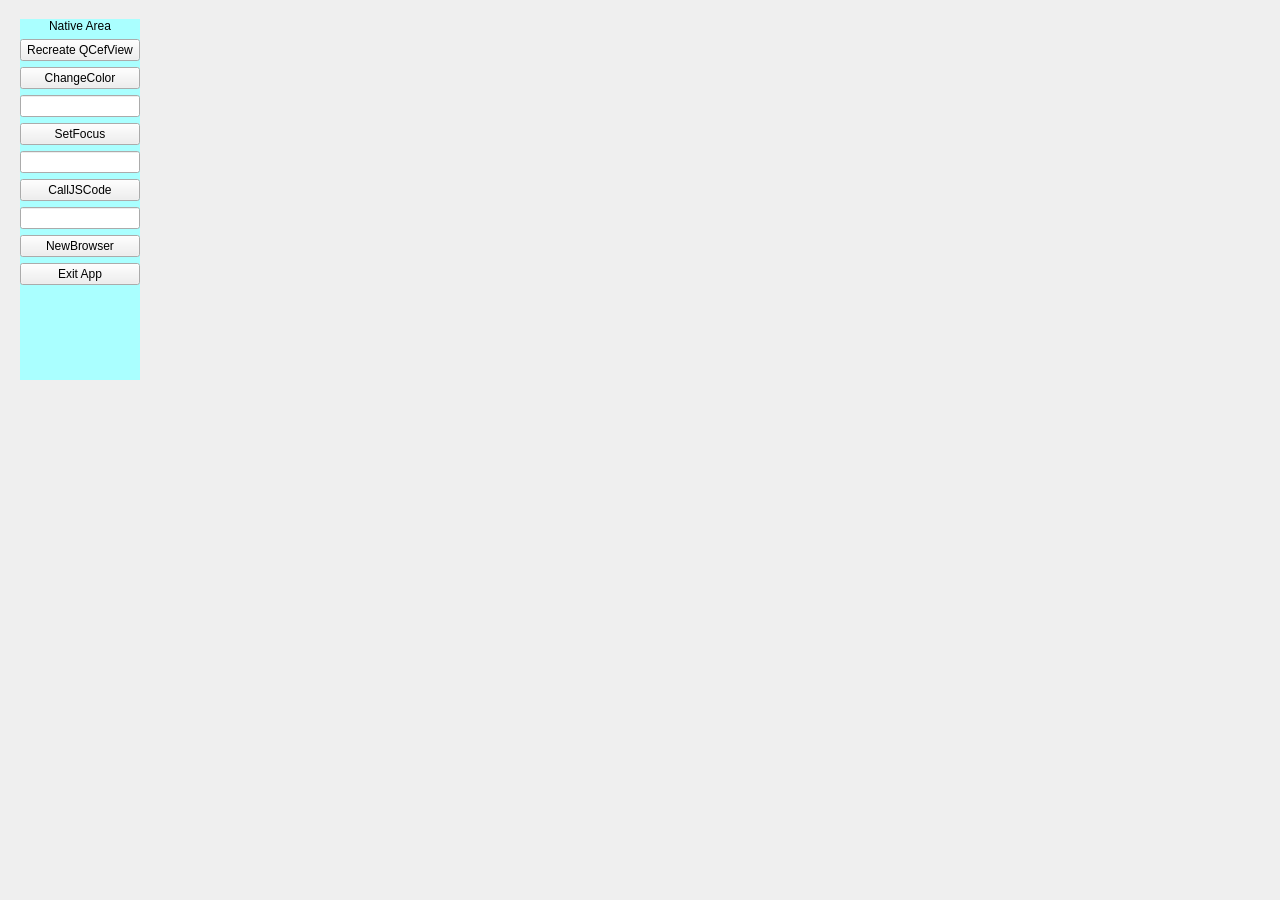
The window that example/QCefViewTest/MainWindow.ui (CefView/QCefView) describes before a commit, drawn with Qt 5.
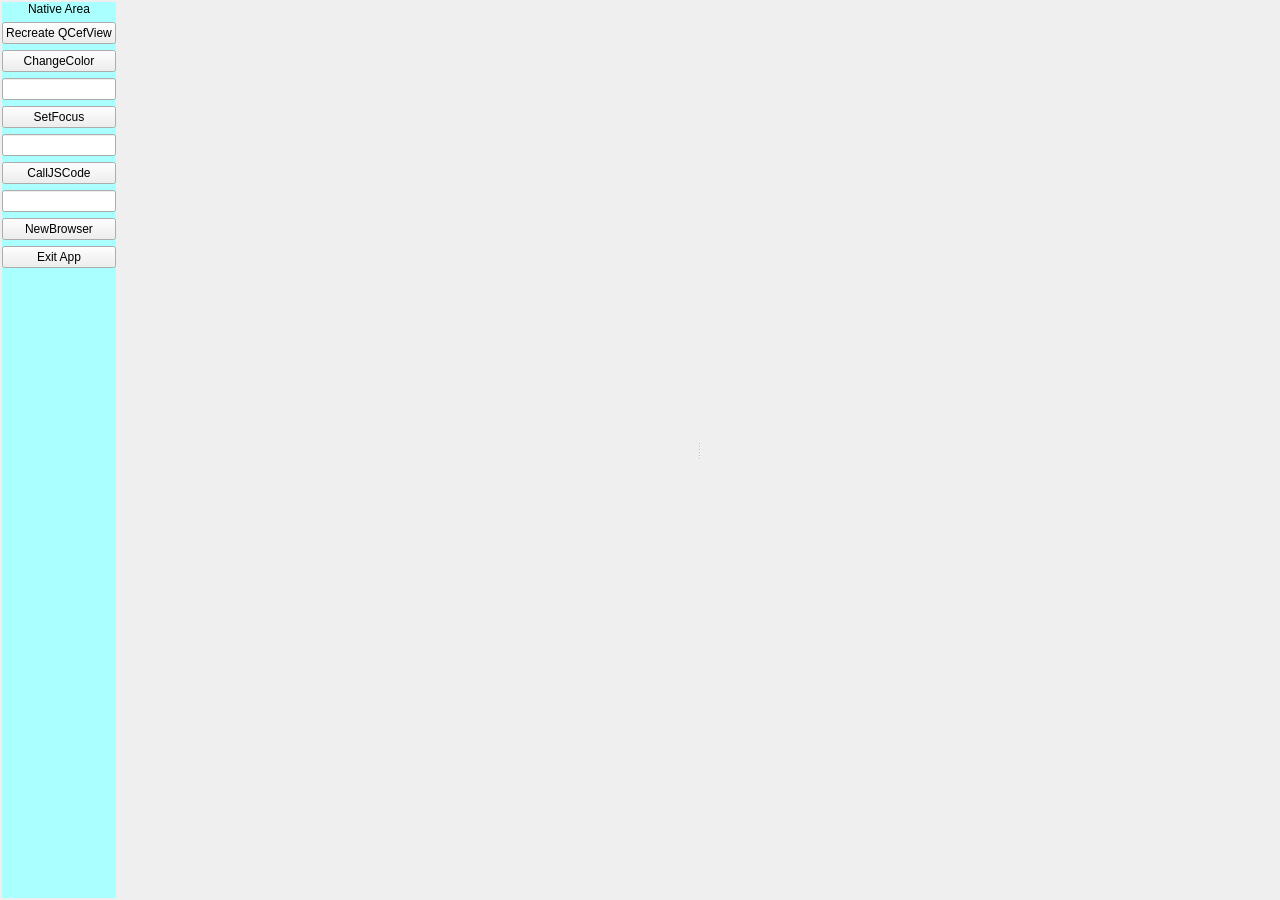
The same window after the commit.

Commit message: Update demo project

What changed in the file:
```diff
--- a/example/QCefViewTest/MainWindow.ui
+++ b/example/QCefViewTest/MainWindow.ui
@@ -14,33 +14,30 @@
    <string>QCefViewTest</string>
   </property>
   <widget class="QWidget" name="centralWidget">
+   <layout class="QHBoxLayout" name="horizontalLayout">
+    <property name="spacing">
+     <number>3</number>
+    </property>
+    <property name="leftMargin">
+     <number>2</number>
+    </property>
+    <property name="topMargin">
+     <number>2</number>
+    </property>
+    <property name="rightMargin">
+     <number>2</number>
+    </property>
+    <property name="bottomMargin">
+     <number>2</number>
+    </property>
+    <item>
    <widget class="QWidget" name="nativeContainer" native="true">
-    <property name="geometry">
-     <rect>
-      <x>20</x>
-      <y>19</y>
-      <width>120</width>
-      <height>361</height>
-     </rect>
-    </property>
     <property name="sizePolicy">
-     <sizepolicy hsizetype="Fixed" vsizetype="Preferred">
+       <sizepolicy hsizetype="Fixed" vsizetype="Expanding">
       <horstretch>0</horstretch>
       <verstretch>0</verstretch>
      </sizepolicy>
     </property>
-    <property name="minimumSize">
-     <size>
-      <width>120</width>
-      <height>0</height>
-     </size>
-    </property>
-    <property name="maximumSize">
-     <size>
-      <width>120</width>
-      <height>16777215</height>
-     </size>
-    </property>
     <property name="styleSheet">
      <string notr="true">
 						#nativeContainer {
@@ -66,6 +63,12 @@
      </property>
      <item>
       <widget class="QLabel" name="label">
+         <property name="sizePolicy">
+          <sizepolicy hsizetype="Preferred" vsizetype="Fixed">
+           <horstretch>0</horstretch>
+           <verstretch>0</verstretch>
+          </sizepolicy>
+         </property>
        <property name="styleSheet">
         <string notr="true">
 									#label{
@@ -147,15 +150,22 @@
      </item>
     </layout>
    </widget>
-   <widget class="QWidget" name="cefContainer" native="true">
-    <property name="geometry">
-     <rect>
-      <x>230</x>
-      <y>20</y>
-      <width>331</width>
-      <height>351</height>
-     </rect>
-    </property>
+    </item>
+    <item>
+     <widget class="QSplitter" name="splitter">
+      <property name="sizePolicy">
+       <sizepolicy hsizetype="Expanding" vsizetype="Expanding">
+        <horstretch>0</horstretch>
+        <verstretch>0</verstretch>
+       </sizepolicy>
+      </property>
+      <property name="frameShadow">
+       <enum>QFrame::Plain</enum>
+      </property>
+      <property name="orientation">
+       <enum>Qt::Horizontal</enum>
+      </property>
+      <widget class="QWidget" name="leftCefViewContainer" native="true">
     <layout class="QVBoxLayout" name="verticalLayout_cefContainer">
      <property name="spacing">
       <number>0</number>
@@ -174,6 +184,28 @@
      </property>
     </layout>
    </widget>
+      <widget class="QWidget" name="rightCefViewContainer" native="true">
+       <layout class="QVBoxLayout" name="verticalLayout_cefContainer_2">
+        <property name="spacing">
+         <number>0</number>
+        </property>
+        <property name="leftMargin">
+         <number>0</number>
+        </property>
+        <property name="topMargin">
+         <number>0</number>
+        </property>
+        <property name="rightMargin">
+         <number>0</number>
+        </property>
+        <property name="bottomMargin">
+         <number>0</number>
+        </property>
+       </layout>
+      </widget>
+     </widget>
+    </item>
+   </layout>
   </widget>
  </widget>
  <layoutdefault spacing="6" margin="11"/>
```
Lines whose indentation alone changed are shown as unchanged. The commit also changes 2 other files.
